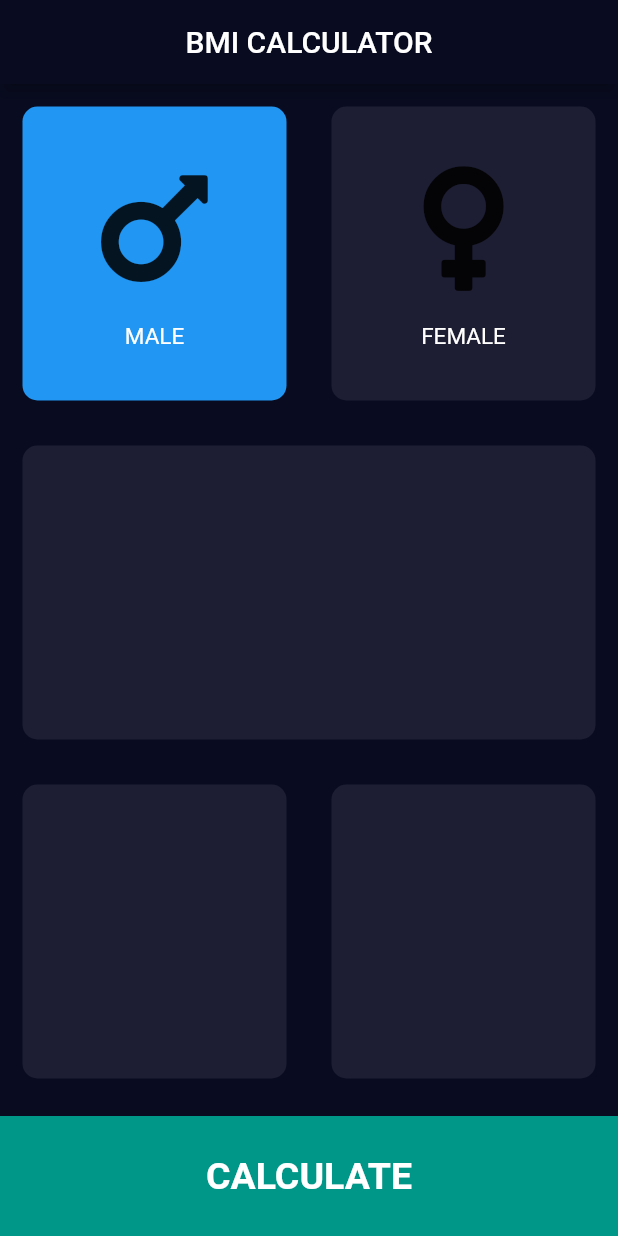
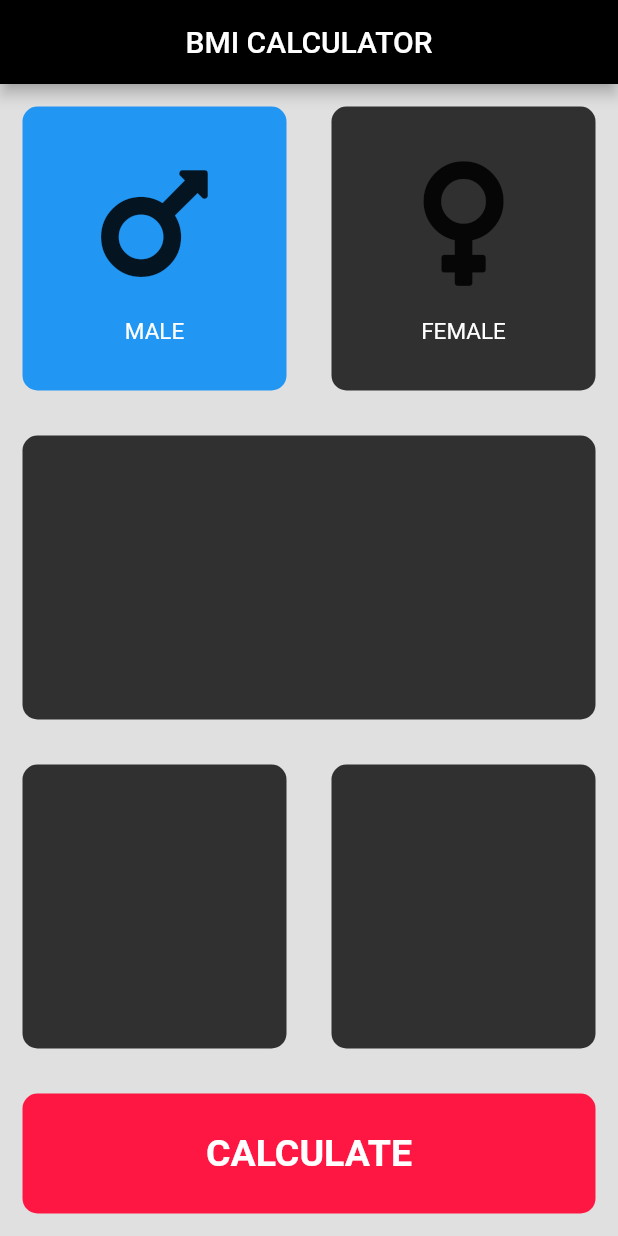
Before and after one commit to rohitsinghkcodes/BMI-Calculator, a Flutter app: the screen it shows after launch, after a tap on "MALE", on a phone screen of 412 x 824 dp. Run offline on Flutter 3.47's test engine with Material 2 defaults, Android fonts, the phone set to English and light mode, and no system bars; our stand-ins replace font_awesome_flutter.

```diff
--- a/lib/InputPage.dart
+++ b/lib/InputPage.dart
@@ -5,13 +5,15 @@ import 'ReusableCard.dart';
 
 const bootomContHeight = 80.0;
 //Color1: app container color
-const color1 = Color(0xFF1D1E33);
+const color1 = Color(0xFF303030);
 //Color2: bottom container color/active card indicator color
-const color2 = Colors.teal;
+const color2 = Color(0xFFFF1744);
 //Color2: active color for male
 const color3 = Colors.blue;
 //Color2: active color for female
 const color4 = Color(0xFFEB1555);
+
+enum GengerSelection { male, female }
 
 class InputPage extends StatefulWidget {
   @override
@@ -19,28 +21,8 @@ class InputPage extends StatefulWidget {
 }
 
 class _InputPageState extends State<InputPage> {
-  Color malecardcolor = color1;
-  Color femalecardcolor = color1;
 
-//1:male    2:female
-  void updateCardColor(int genNo) {
-    if (genNo == 1) {
-      if (malecardcolor == color1) {
-        femalecardcolor = color1;
-        malecardcolor = color3;
-      } else {
-        malecardcolor = color1;
-      }
-    }
-    if (genNo == 2) {
-      if (femalecardcolor == color1) {
-        malecardcolor = color1;
-        femalecardcolor = color4;
-      } else {
-        femalecardcolor = color1;
-      }
-    }
-  }
+  GengerSelection gengerSelected;
 
   @override
   Widget build(BuildContext context) {
@@ -57,11 +39,11 @@ class _InputPageState extends State<InputPage> {
                   child: GestureDetector(
                     onTap: () {
                       setState(() {
-                        updateCardColor(1);
+                        gengerSelected = GengerSelection.male;
                       });
                     },
                     child: ReusableCard(
-                      colorSelected: malecardcolor,
+                      colorSelected: gengerSelected == GengerSelection.male ? color3 : color1,
                       cardChild: IconContent(
                         genicon: FontAwesomeIcons.mars,
                         gender: 'MALE',
@@ -73,11 +55,11 @@ class _InputPageState extends State<InputPage> {
                   child: GestureDetector(
                     onTap: () {
                       setState(() {
-                        updateCardColor(2);
+                        gengerSelected = GengerSelection.female;
                       });
                     },
                     child: ReusableCard(
-                      colorSelected: femalecardcolor,
+                      colorSelected: gengerSelected == GengerSelection.female ? color2 : color1,
                       cardChild: IconContent(
                         genicon: FontAwesomeIcons.venus,
                         gender: 'FEMALE',
@@ -98,8 +80,11 @@ class _InputPageState extends State<InputPage> {
             ),
           ),
           Container(
-            color: color2,
-            margin: EdgeInsets.only(top: 10.0),
+            decoration: BoxDecoration(
+              borderRadius: BorderRadius.circular(10.0),
+              color: color2,
+            ),
+            margin: EdgeInsets.all(15.0),
             width: double.infinity,
             height: bootomContHeight,
             child: Center(
--- a/lib/main.dart
+++ b/lib/main.dart
@@ -8,8 +8,8 @@ class BMICalculator extends StatelessWidget {
   Widget build(BuildContext context) {
     return MaterialApp(
       theme: ThemeData(
-        primaryColor: Color(0xFF090C21),
-        scaffoldBackgroundColor: Color(0xFF090C21),
+        primaryColor: Colors.black,
+        scaffoldBackgroundColor: Colors.black12,
         textTheme: TextTheme(
           body1: TextStyle(color: Colors.white),
         ),
```
